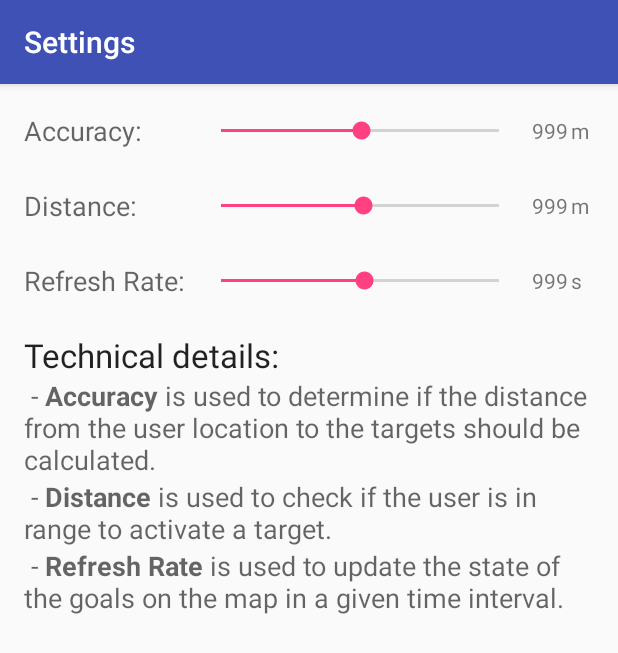
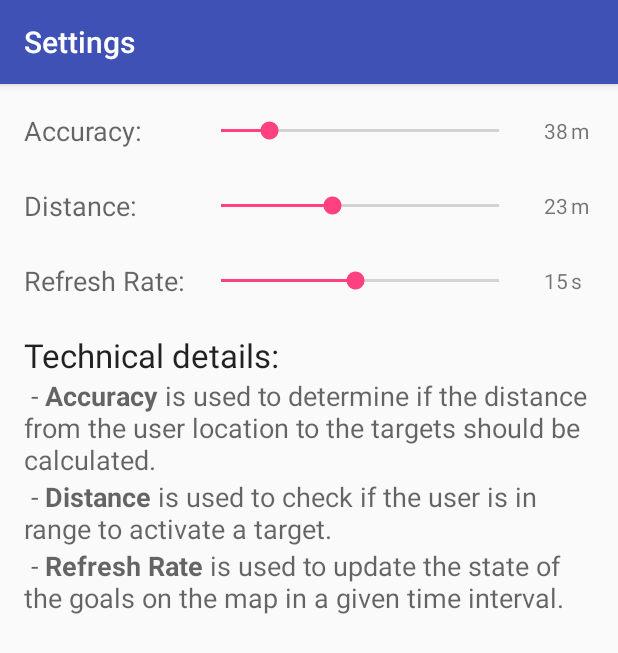
Before and after one commit to perguth/OccupyHdM, an Android app: the SettingsActivity screen opened directly, with no data from a screen before it, on a phone screen of 412 x 824 dp. Shown: the top 653 px of the screen. Run offline under Robolectric (Android 15) with nearby library versions, the phone set to English and light mode, and no system bars.

Commit message:
added functionality to SettingsActivity - Slider values are displayed in the Activity. - Slider values are saved to SharedPreferences for later use.

```diff
--- a/android/app/OccupyHdM/app/src/main/java/occupyhdm/app/SettingsActivity.java
+++ b/android/app/OccupyHdM/app/src/main/java/occupyhdm/app/SettingsActivity.java
@@ -1,13 +1,86 @@
 package occupyhdm.app;
 
+import android.content.Context;
+import android.content.SharedPreferences;
 import android.support.v7.app.AppCompatActivity;
 import android.os.Bundle;
+import android.widget.SeekBar;
+import android.widget.TextView;
 
-public class SettingsActivity extends AppCompatActivity {
+public class SettingsActivity extends AppCompatActivity implements SeekBar.OnSeekBarChangeListener {
+    private SeekBar seekBarAccuracy;
+    private SeekBar seekBarDistance;
+    private SeekBar seekBarRefreshRate;
+
+    private TextView textViewAccuracyValue;
+    private TextView textViewDistanceValue;
+    private TextView textViewRefreshRateValue;
+
+    private static int minAccuracy = 25;
+    private static int minDistance = 5;
+    private static int minRefreshRate = 1;
 
     @Override
     protected void onCreate(Bundle savedInstanceState) {
         super.onCreate(savedInstanceState);
         setContentView(R.layout.activity_settings);
+
+        seekBarAccuracy = (SeekBar) findViewById(R.id.seekBarAccuracy);
+        seekBarDistance = (SeekBar) findViewById(R.id.seekBarDistance);
+        seekBarRefreshRate = (SeekBar) findViewById(R.id.seekBarRefreshRate);
+
+        seekBarAccuracy.setOnSeekBarChangeListener(this);
+        seekBarDistance.setOnSeekBarChangeListener(this);
+        seekBarRefreshRate.setOnSeekBarChangeListener(this);
+
+        textViewAccuracyValue = (TextView) findViewById(R.id.textViewAccuracyValue);
+        textViewDistanceValue = (TextView) findViewById(R.id.textViewDistanceValue);
+        textViewRefreshRateValue = (TextView) findViewById(R.id.textViewRefreshRateValue);
+
+        SharedPreferences sharedPreferences = this.getSharedPreferences(getString(R.string.preferences_key), Context.MODE_PRIVATE);
+        int accuracy = sharedPreferences.getInt(getString(R.string.preferences_accuracy), 38);
+        int distance = sharedPreferences.getInt(getString(R.string.preferences_distance), 23);
+        int refreshRate = sharedPreferences.getInt(getString(R.string.preferences_refreshRate), 15);
+
+        seekBarAccuracy.setProgress(accuracy - minAccuracy);
+        seekBarDistance.setProgress(distance - minDistance);
+        seekBarRefreshRate.setProgress(refreshRate - minRefreshRate);
+
+        textViewAccuracyValue.setText(String.valueOf(accuracy));
+        textViewDistanceValue.setText(String.valueOf(distance));
+        textViewRefreshRateValue.setText(String.valueOf(refreshRate));
+    }
+
+    @Override
+    public void onProgressChanged(SeekBar seekBar, int progress, boolean fromUser) {
+        int value = progress;
+        SharedPreferences sharedPreferences = this.getSharedPreferences(getString(R.string.preferences_key), Context.MODE_PRIVATE);
+        SharedPreferences.Editor editor = sharedPreferences.edit();
+
+        if (seekBar.equals(seekBarAccuracy)) {
+            value += minAccuracy;
+            textViewAccuracyValue.setText(String.valueOf(value));
+            editor.putInt(getString(R.string.preferences_accuracy), value);
+        } else if (seekBar.equals(seekBarDistance)) {
+            value += minDistance;
+            textViewDistanceValue.setText(String.valueOf(value));
+            editor.putInt(getString(R.string.preferences_distance), value);
+        } else if (seekBar.equals(seekBarRefreshRate)) {
+            value += minRefreshRate;
+            textViewRefreshRateValue.setText(String.valueOf(value));
+            editor.putInt(getString(R.string.preferences_refreshRate), value);
+        }
+
+        editor.commit();
+    }
+
+    @Override
+    public void onStartTrackingTouch(SeekBar seekBar) {
+
+    }
+
+    @Override
+    public void onStopTrackingTouch(SeekBar seekBar) {
+
     }
 }
--- a/android/app/OccupyHdM/app/src/main/res/values/strings.xml
+++ b/android/app/OccupyHdM/app/src/main/res/values/strings.xml
@@ -2,6 +2,9 @@
     <string name="app_name">OccupyHdM</string>
 
     <string name="preferences_key">preferences</string>
+    <string name="preferences_accuracy">accuracy</string>
+    <string name="preferences_distance">distance</string>
+    <string name="preferences_refreshRate">refreshRate</string>
 
     <string name="settings_description_accuracy">
         - <b>Accuracy</b> is used to determine if the distance from the user location to the targets should be calculated.
```
